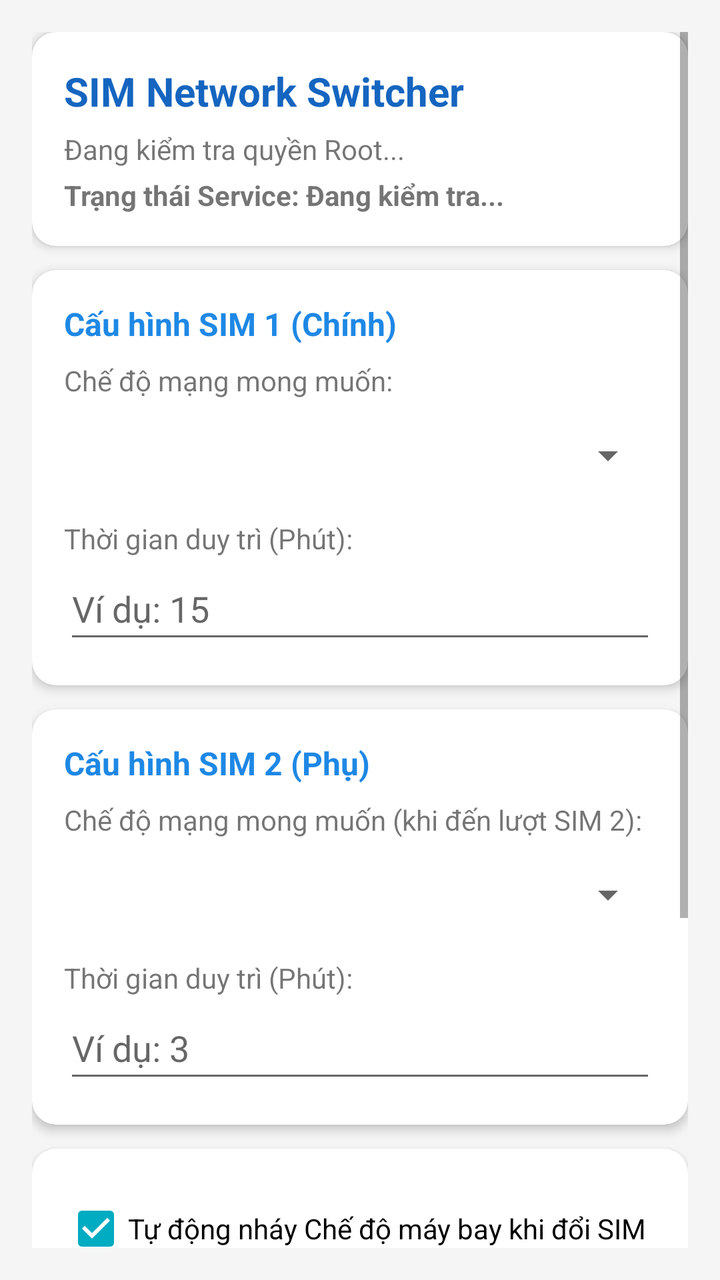
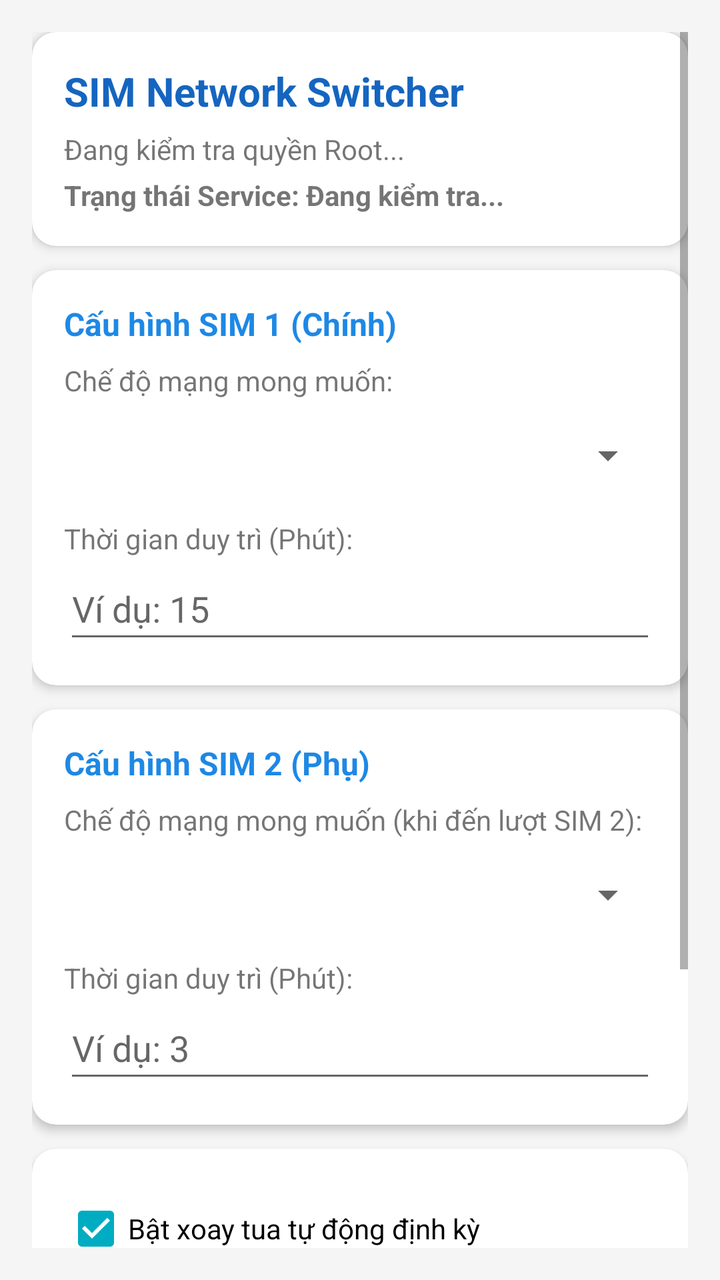

Compare the two renders of this Android layout. The source of the first and the diff that turns it into the second are given below.
<!-- AndroidManifest.xml: application theme Theme.SIMSwitcher -->
<!-- res/layout/activity_main.xml -->
<?xml version="1.0" encoding="utf-8"?>
<ScrollView xmlns:android="http://schemas.android.com/apk/res/android"
    xmlns:app="http://schemas.android.com/apk/res-auto"
    android:layout_width="match_parent"
    android:layout_height="match_parent"
    android:padding="16dp"
    android:background="#F5F5F5">

    <LinearLayout
        android:layout_width="match_parent"
        android:layout_height="wrap_content"
        android:orientation="vertical">

        
        <com.google.android.material.card.MaterialCardView
            android:layout_width="match_parent"
            android:layout_height="wrap_content"
            android:layout_marginBottom="12dp"
            app:cardCornerRadius="12dp"
            app:cardElevation="3dp">

            <LinearLayout
                android:layout_width="match_parent"
                android:layout_height="wrap_content"
                android:orientation="vertical"
                android:padding="16dp">

                <TextView
                    android:id="@+id/tvTitle"
                    android:layout_width="wrap_content"
                    android:layout_height="wrap_content"
                    android:text="SIM Network Switcher"
                    android:textSize="20sp"
                    android:textStyle="bold"
                    android:textColor="@color/primary_dark" />

                <TextView
                    android:id="@+id/tvRootStatus"
                    android:layout_width="wrap_content"
                    android:layout_height="wrap_content"
                    android:layout_marginTop="6dp"
                    android:text="Đang kiểm tra quyền Root..."
                    android:textSize="14sp" />

                <TextView
                    android:id="@+id/tvStatus"
                    android:layout_width="wrap_content"
                    android:layout_height="wrap_content"
                    android:layout_marginTop="4dp"
                    android:text="Trạng thái Service: Đang kiểm tra..."
                    android:textSize="14sp"
                    android:textStyle="bold" />

            </LinearLayout>
        </com.google.android.material.card.MaterialCardView>

        
        <com.google.android.material.card.MaterialCardView
            android:layout_width="match_parent"
            android:layout_height="wrap_content"
            android:layout_marginBottom="12dp"
            app:cardCornerRadius="12dp"
            app:cardElevation="3dp">

            <LinearLayout
                android:layout_width="match_parent"
                android:layout_height="wrap_content"
                android:orientation="vertical"
                android:padding="16dp">

                <TextView
                    android:layout_width="wrap_content"
                    android:layout_height="wrap_content"
                    android:text="Cấu hình SIM 1 (Chính)"
                    android:textSize="16sp"
                    android:textStyle="bold"
                    android:textColor="@color/primary" />

                <TextView
                    android:layout_width="wrap_content"
                    android:layout_height="wrap_content"
                    android:layout_marginTop="8dp"
                    android:text="Chế độ mạng mong muốn:"
                    android:textSize="14sp" />

                <Spinner
                    android:id="@+id/spinnerSim1Mode"
                    android:layout_width="match_parent"
                    android:layout_height="wrap_content"
                    android:layout_marginTop="4dp"
                    android:minHeight="48dp" />

                <TextView
                    android:layout_width="wrap_content"
                    android:layout_height="wrap_content"
                    android:layout_marginTop="8dp"
                    android:text="Thời gian duy trì (Phút):"
                    android:textSize="14sp" />

                <EditText
                    android:id="@+id/etSim1Time"
                    android:layout_width="match_parent"
                    android:layout_height="wrap_content"
                    android:inputType="number"
                    android:hint="Ví dụ: 15"
                    android:minHeight="48dp" />

            </LinearLayout>
        </com.google.android.material.card.MaterialCardView>

        
        <com.google.android.material.card.MaterialCardView
            android:layout_width="match_parent"
            android:layout_height="wrap_content"
            android:layout_marginBottom="12dp"
            app:cardCornerRadius="12dp"
            app:cardElevation="3dp">

            <LinearLayout
                android:layout_width="match_parent"
                android:layout_height="wrap_content"
                android:orientation="vertical"
                android:padding="16dp">

                <TextView
                    android:layout_width="wrap_content"
                    android:layout_height="wrap_content"
                    android:text="Cấu hình SIM 2 (Phụ)"
                    android:textSize="16sp"
                    android:textStyle="bold"
                    android:textColor="@color/primary" />

                <TextView
                    android:layout_width="wrap_content"
                    android:layout_height="wrap_content"
                    android:layout_marginTop="8dp"
                    android:text="Chế độ mạng mong muốn (khi đến lượt SIM 2):"
                    android:textSize="14sp" />

                <Spinner
                    android:id="@+id/spinnerSim2Mode"
                    android:layout_width="match_parent"
                    android:layout_height="wrap_content"
                    android:layout_marginTop="4dp"
                    android:minHeight="48dp" />

                <TextView
                    android:layout_width="wrap_content"
                    android:layout_height="wrap_content"
                    android:layout_marginTop="8dp"
                    android:text="Thời gian duy trì (Phút):"
                    android:textSize="14sp" />

                <EditText
                    android:id="@+id/etSim2Time"
                    android:layout_width="match_parent"
                    android:layout_height="wrap_content"
                    android:inputType="number"
                    android:hint="Ví dụ: 3"
                    android:minHeight="48dp" />

            </LinearLayout>
        </com.google.android.material.card.MaterialCardView>

        
        <com.google.android.material.card.MaterialCardView
            android:layout_width="match_parent"
            android:layout_height="wrap_content"
            android:layout_marginBottom="16dp"
            app:cardCornerRadius="12dp"
            app:cardElevation="3dp">

            <LinearLayout
                android:layout_width="match_parent"
                android:layout_height="wrap_content"
                android:orientation="vertical"
                android:padding="16dp">

                <CheckBox
                    android:id="@+id/cbToggleAirplane"
                    android:layout_width="wrap_content"
                    android:layout_height="wrap_content"
                    android:text="Tự động nháy Chế độ máy bay khi đổi SIM"
                    android:checked="true" />

                <CheckBox
                    android:id="@+id/cbAutoRotation"
                    android:layout_width="wrap_content"
                    android:layout_height="wrap_content"
                    android:text="Bật xoay tua tự động định kỳ"
                    android:checked="true" />

            </LinearLayout>
        </com.google.android.material.card.MaterialCardView>

        
        <Button
            android:id="@+id/btnApplyNow"
            android:layout_width="match_parent"
            android:layout_height="wrap_content"
            android:text="⚡ Áp dụng &amp; Chuyển SIM ngay"
            android:textSize="15sp"
            android:padding="12dp"
            android:layout_marginBottom="8dp"
            app:backgroundTint="@color/primary" />

        <Button
            android:id="@+id/btnSave"
            android:layout_width="match_parent"
            android:layout_height="wrap_content"
            android:text="💾 Lưu cấu hình"
            android:textSize="15sp"
            android:padding="12dp"
            android:layout_marginBottom="8dp"
            app:backgroundTint="@color/teal_700" />

        <Button
            android:id="@+id/btnToggleService"
            android:layout_width="match_parent"
            android:layout_height="wrap_content"
            android:text="Khởi chạy Service"
            android:textSize="15sp"
            android:padding="12dp"
            app:backgroundTint="@color/purple_700" />

    </LinearLayout>
</ScrollView>
<!-- resources referenced by this layout -->
<resources>
  <color name="primary">#1E88E5</color>
  <color name="primary_dark">#1565C0</color>
  <color name="purple_700">#FF3700B3</color>
  <color name="teal_700">#FF018786</color>
  <style name="Theme.SIMSwitcher" parent="Theme.MaterialComponents.DayNight.DarkActionBar">
          <item name="colorPrimary">@color/primary</item>
          <item name="colorPrimaryDark">@color/primary_dark</item>
          <item name="colorAccent">@color/accent</item>
      </style>
  <color name="accent">#00ACC1</color>
</resources>

<!-- the commit's change to res/layout/activity_main.xml (unified diff, before → after) -->
@@ -181,7 +181,8 @@
                     android:layout_width="wrap_content"
                     android:layout_height="wrap_content"
                     android:text="Tự động nháy Chế độ máy bay khi đổi SIM"
-                    android:checked="true" />
+                    android:visibility="gone"
+                    android:checked="false" />
 
                 <CheckBox
                     android:id="@+id/cbAutoRotation"
